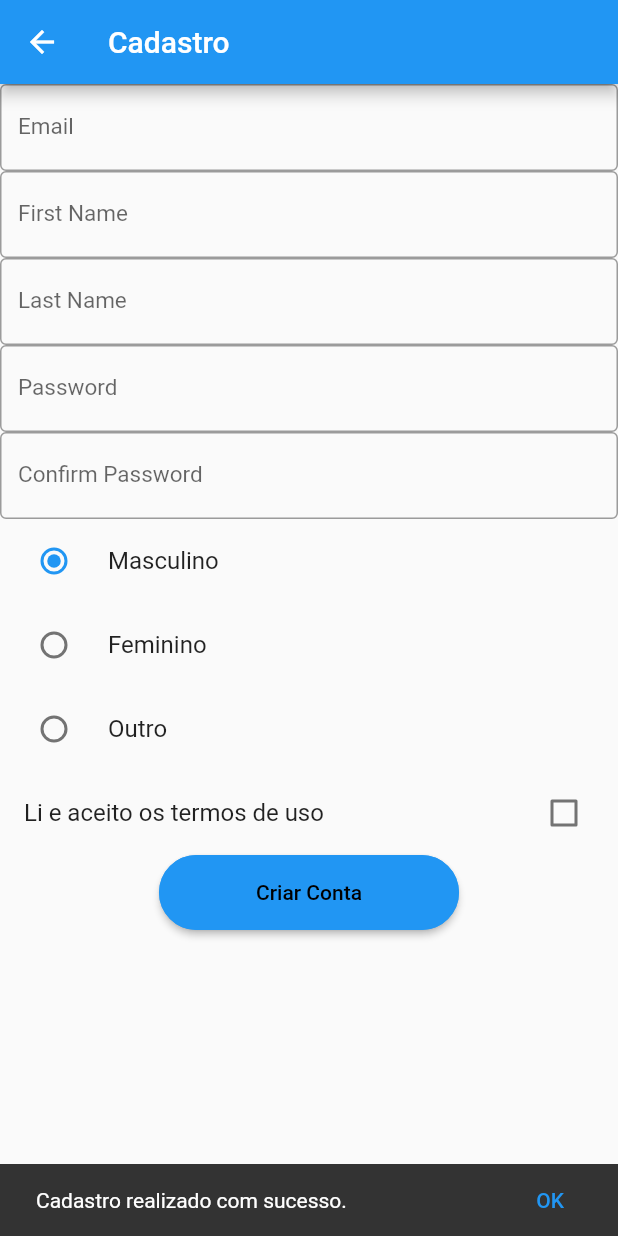
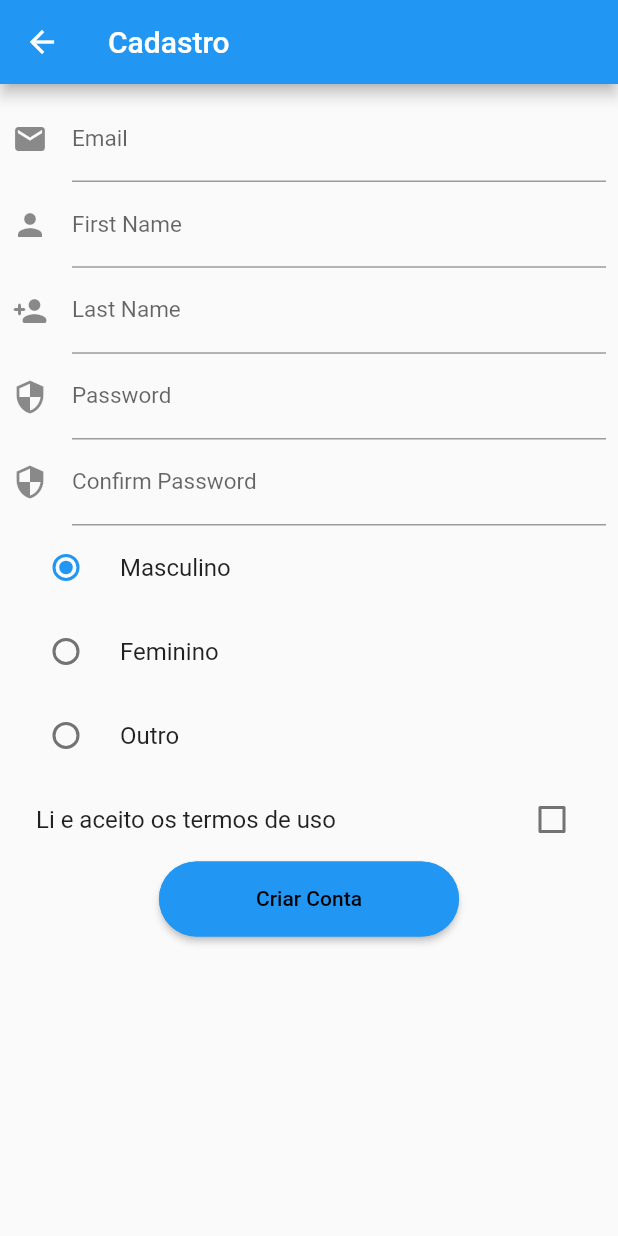
Before and after one commit to vitorKogawa/SI700, a Flutter app: the CadastroUsuarioBody screen opened directly, after a tap on "Criar Conta", on a phone screen of 412 x 824 dp. Run offline on Flutter 3.47's test engine with Material 2 defaults, Android fonts, the phone set to English and light mode, and no system bars.

Commit message:
ajeitando o formulário de cadastro

```diff
--- a/entrega03/exercicio03/lib/view/cadastroUsuario/CadastroUsuario.dart
+++ b/entrega03/exercicio03/lib/view/cadastroUsuario/CadastroUsuario.dart
@@ -32,9 +32,8 @@ class CadastroUsuarioBody extends StatelessWidget {
     return Scaffold(
         appBar: AppBar(title: Text('Cadastro')),
         body: Container(
-            // padding: EdgeInsets.only(left: 20, right: 20, top: 20, bottom: 20),
-            // width: MediaQuery.of(context).size.width,
-            // height: MediaQuery.of(context).size.height,
+            child: Padding(
+              padding: const EdgeInsets.all(8.0),
               child: Column(
                 children: [
                   TextField(
@@ -42,24 +41,24 @@ class CadastroUsuarioBody extends StatelessWidget {
                     keyboardType: TextInputType.emailAddress,
                     decoration: InputDecoration(
                         labelText: 'Email',
-                    border: OutlineInputBorder(),
-                  ),
+                        border: UnderlineInputBorder(),
+                        icon: Icon(Icons.email)),
                     style: TextStyle(fontSize: 15),
                   ),
                   TextField(
                     onChanged: (value) => firstName = value,
                     decoration: InputDecoration(
                         labelText: 'First Name',
-                    border: OutlineInputBorder(),
-                  ),
+                        border: UnderlineInputBorder(),
+                        icon: Icon(Icons.person)),
                     style: TextStyle(fontSize: 15),
                   ),
                   TextField(
                     onChanged: (value) => lastName = value,
                     decoration: InputDecoration(
                         labelText: 'Last Name',
-                    border: OutlineInputBorder(),
-                  ),
+                        border: UnderlineInputBorder(),
+                        icon: Icon(Icons.person_add_rounded)),
                     style: TextStyle(fontSize: 15),
                   ),
                   TextField(
@@ -67,8 +66,8 @@ class CadastroUsuarioBody extends StatelessWidget {
                     obscureText: true,
                     decoration: InputDecoration(
                         labelText: 'Password',
-                    border: OutlineInputBorder(),
-                  ),
+                        border: UnderlineInputBorder(),
+                        icon: Icon(Icons.security)),
                     style: TextStyle(fontSize: 15),
                   ),
                   TextField(
@@ -76,8 +75,8 @@ class CadastroUsuarioBody extends StatelessWidget {
                     obscureText: true,
                     decoration: InputDecoration(
                         labelText: 'Confirm Password',
-                    border: OutlineInputBorder(),
-                  ),
+                        border:UnderlineInputBorder(),
+                        icon: Icon(Icons.security_sharp)),
                     style: TextStyle(fontSize: 15),
                   ),
                   RadioListTileButtonGenderWidget(),
@@ -92,16 +91,16 @@ class CadastroUsuarioBody extends StatelessWidget {
                       height: 50.00,
                       child: ElevatedButton(
                         onPressed: () {
-                        final snackBar = SnackBar(
-                          content: Text('Cadastro realizado com sucesso.'),
-                          action: SnackBarAction(
-                            label: 'OK',
-                            onPressed: () {
-                              // Some code to undo the change.
-                            },
-                          ),
-                        );
-                        ScaffoldMessenger.of(context).showSnackBar(snackBar);
+                          // final snackBar = SnackBar(
+                          //   content: Text('Cadastro realizado com sucesso.'),
+                          //   action: SnackBarAction(
+                          //     label: 'Undo',
+                          //     onPressed: () {
+                          //       // Some code to undo the change.
+                          //     },
+                          //   ),
+                          // );
+                          // ScaffoldMessenger.of(context).showSnackBar(snackBar);
                         },
                         child: Text(
                           'Criar Conta',
@@ -117,6 +116,7 @@ class CadastroUsuarioBody extends StatelessWidget {
                                         side: BorderSide(color: Colors.blue)))),
                       ))
                 ],
+              ),
             )));
   }
 
```
Lines whose indentation alone changed are shown as unchanged.
